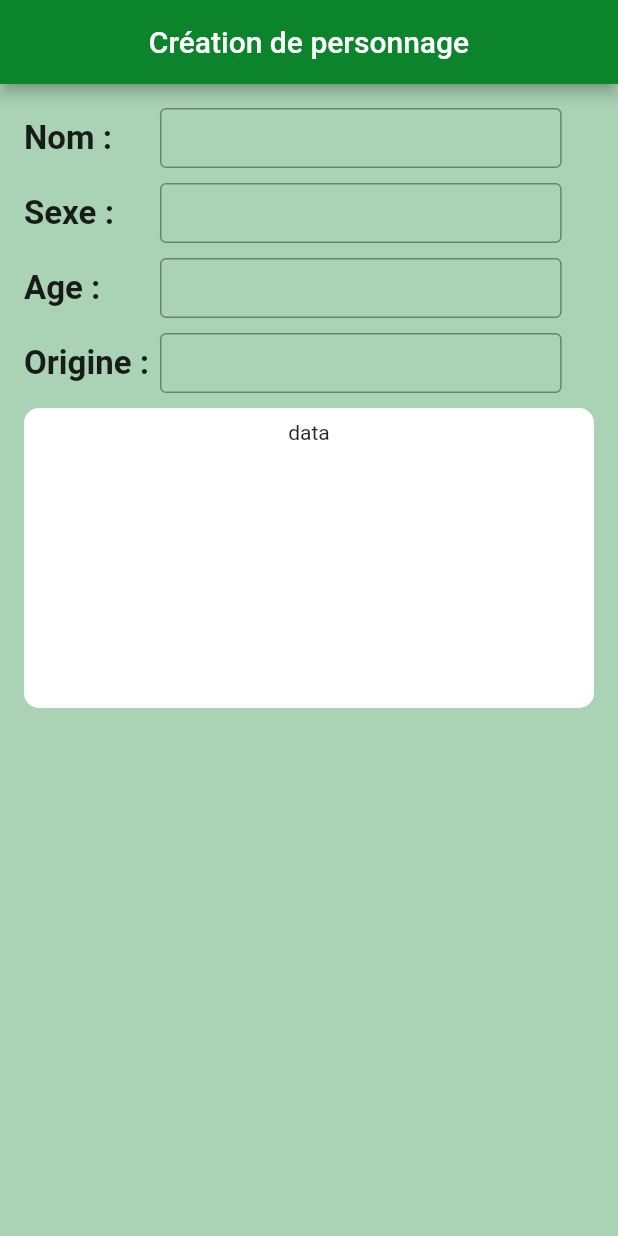
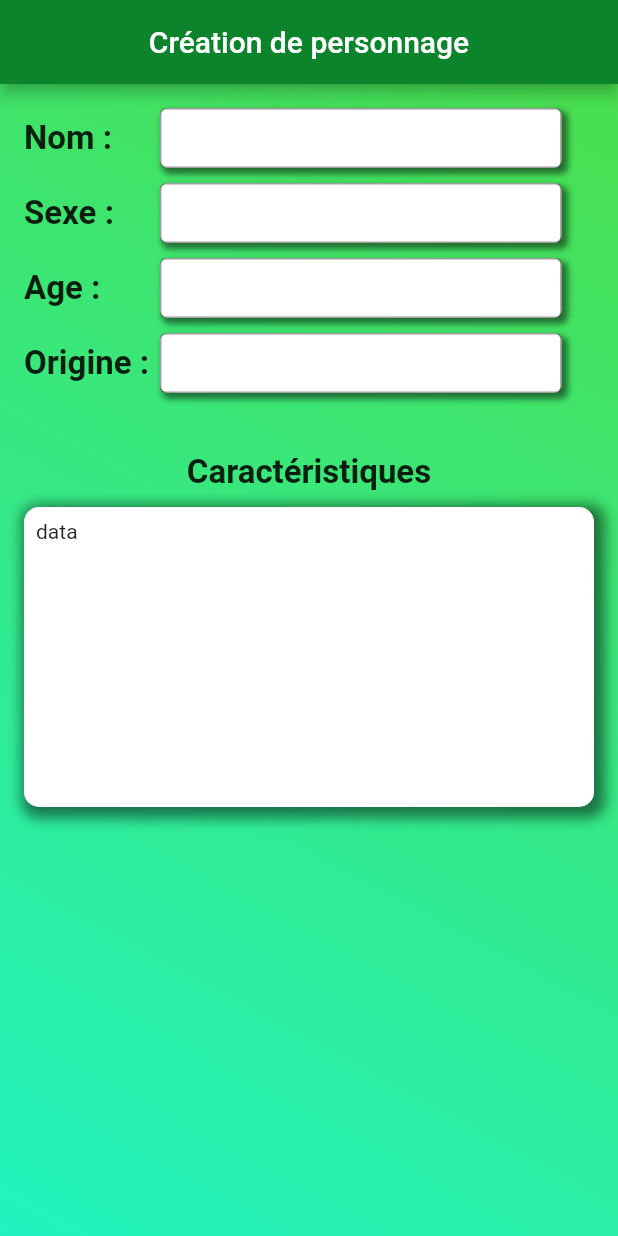
Before and after one commit to ThomasFabrePro/caracapp, a Flutter app: the screen it shows after launch, on a phone screen of 412 x 824 dp. Run offline on Flutter 3.47's test engine with Material 2 defaults, Android fonts, the phone set to English and light mode, and no system bars; our stand-ins replace floor, sqflite; accounts and stored records are empty; generated files the repository leaves out were written again; statements that could not run were skipped.

Commit message:
front + db

```diff
--- a/lib/main.dart
+++ b/lib/main.dart
@@ -1,50 +1,50 @@
+import 'dart:math';
+
 import 'package:caracapp/database/database.dart';
+import 'package:caracapp/database/db_helper.dart';
 import 'package:caracapp/models/character_model.dart';
 import 'package:caracapp/screens/add_character_page.dart';
 import 'package:caracapp/screens/my_character_page.dart';
-import 'package:caracapp/utils/assets.dart';
 import 'package:caracapp/utils/color_theme.dart';
 import 'package:caracapp/utils/data_access_object/character_dao.dart';
-import 'package:caracapp/widgets/app_bar.dart';
-import 'package:caracapp/widgets/character_picture.dart';
 import 'package:flutter/material.dart';
-import 'package:flutter/services.dart';
 
 // void main() {
 //   runApp(const MyApp());
 // }
+
 Future<void> main() async {
   WidgetsFlutterBinding.ensureInitialized();
-  final database =
-      await $FloorAppDatabase.databaseBuilder('app_database.db').build();
+  await DbHelper().constructor();
+  final AppDatabase database = DbHelper.database;
 
   final characterDao = database.characterDao;
   Character character;
   List<Character> list = await characterDao.findAllCharacters();
-  if (list.isEmpty) {
-    // character = Character(1, 'Personnage', MyImages().imagePath[image.ninja2]!);
-    // await characterDao.insertCharacter(character);
-    runApp(MyApp(
-      character:
-          Character(1, 'Personnage', MyImages().imagePath[image.ninja2]!),
-      characterDao: characterDao,
-      addCharacter: true,
-    ));
-  } else {
-    character = list[0];
-    runApp(MyApp(
-      character: character,
-      characterDao: characterDao,
-      addCharacter: false,
-    ));
-  }
+  int fakeId = Random().nextInt(10000000);
+  // if (list.isEmpty) {
+  character = Character(id: fakeId);
+  await characterDao.insertCharacter(character);
+  runApp(MyApp(
+    character: character,
+    characterDao: characterDao,
+    addCharacter: true,
+  ));
+  // } else {
+  //   character = list[0];
+  //   runApp(MyApp(
+  //     character: character,
+  //     characterDao: characterDao,
+  //     addCharacter: false,
+  //   ));
+  // }
 }
 
 class MyApp extends StatelessWidget {
-  Character character;
-  CharacterDao characterDao;
-  bool addCharacter;
-  MyApp(
+  final Character character;
+  final CharacterDao characterDao;
+  final bool addCharacter;
+  const MyApp(
       {super.key,
       required this.character,
       required this.characterDao,
@@ -58,7 +58,10 @@ class MyApp extends StatelessWidget {
         primarySwatch: MyColorTheme.colorCustom,
       ),
       home: addCharacter
-          ? AddCharacterPage(characterDao: characterDao)
+          ? AddCharacterPage(
+              character: character,
+              characterDao: characterDao,
+            )
           : MyCharacterPage(
               title: 'Carac App Home Page',
               character: character,
--- a/lib/screens/add_character_page.dart
+++ b/lib/screens/add_character_page.dart
@@ -1,3 +1,5 @@
+import 'package:caracapp/models/character_model.dart';
+import 'package:caracapp/utils/assets.dart';
 import 'package:caracapp/utils/color_theme.dart';
 import 'package:caracapp/utils/data_access_object/character_dao.dart';
 import 'package:caracapp/widgets/caracteristics_upgrade.dart';
@@ -5,34 +7,56 @@ import 'package:caracapp/widgets/my_text_field.dart';
 import 'package:flutter/material.dart';
 
 class AddCharacterPage extends StatefulWidget {
+  final Character character;
   final CharacterDao characterDao;
-  const AddCharacterPage({super.key, required this.characterDao});
+  const AddCharacterPage(
+      {super.key, required this.characterDao, required this.character});
 
   @override
   State<AddCharacterPage> createState() => _AddCharacterPageState();
 }
 
 class _AddCharacterPageState extends State<AddCharacterPage> {
+  double textFieldWidthPercent = 0.65;
+
   @override
   Widget build(BuildContext context) {
     double width = MediaQuery.of(context).size.width;
     double height = MediaQuery.of(context).size.height;
     return SafeArea(
       child: Scaffold(
-        appBar: AppBar(title: Center(child: Text("Création de personnage"))),
+        appBar: AppBar(
+          title: const Center(child: Text("Création de personnage")),
+        ),
         body: Container(
           height: height,
           width: width,
-          color: const Color.fromARGB(85, 11, 132, 43),
+          decoration: const BoxDecoration(
+            gradient: LinearGradient(
+              begin: Alignment.topRight,
+              end: Alignment.bottomLeft,
+              colors: [
+                Color.fromARGB(255, 73, 223, 78),
+                Color.fromARGB(255, 33, 243, 191),
+              ],
+            ),
+          ),
           child: Padding(
             padding: const EdgeInsets.all(16.0),
-            child: Column(
+            child: SingleChildScrollView(
+                child: Column(
               children: <Widget>[
                 MyTextField(
                   title: "Nom :",
                   hint: "",
-                  onChanged: () {},
-                  textFieldWidthPercent: 0.65,
+                  onChanged: (value) async {
+                    if (value != "" && mounted) {
+                      setState(() async {
+                        await widget.character.setName(value);
+                      });
+                    }
+                  },
+                  textFieldWidthPercent: textFieldWidthPercent,
                 ),
                 const SizedBox(
                   height: 10,
@@ -41,7 +65,7 @@ class _AddCharacterPageState extends State<AddCharacterPage> {
                   title: "Sexe :",
                   hint: "",
                   onChanged: () {},
-                  textFieldWidthPercent: 0.65,
+                  textFieldWidthPercent: textFieldWidthPercent,
                 ),
                 const SizedBox(
                   height: 10,
@@ -50,7 +74,7 @@ class _AddCharacterPageState extends State<AddCharacterPage> {
                   title: "Age :",
                   hint: "",
                   onChanged: () {},
-                  textFieldWidthPercent: 0.65,
+                  textFieldWidthPercent: textFieldWidthPercent,
                 ),
                 const SizedBox(
                   height: 10,
@@ -59,14 +83,22 @@ class _AddCharacterPageState extends State<AddCharacterPage> {
                   title: "Origine :",
                   hint: "",
                   onChanged: () {},
-                  textFieldWidthPercent: 0.65,
+                  textFieldWidthPercent: textFieldWidthPercent,
                 ),
+                const SizedBox(
+                  height: 40,
+                ),
+                const Text("Caractéristiques",
+                    style: TextStyle(
+                      fontSize: 22,
+                      fontWeight: FontWeight.bold,
+                    )),
                 const SizedBox(
                   height: 10,
                 ),
-                CaracteristicsUpgrade(),
+                CaracteristicsUpgrade(character: widget.character),
               ],
-            ),
+            )),
           ),
         ),
       ),
--- a/lib/utils/assets.dart
+++ b/lib/utils/assets.dart
@@ -1,3 +1,5 @@
+import 'package:flutter/material.dart';
+
 class MyImages {
   Map<image, String> imagePath = {
     image.ninja1: "assets/ninja_images/ninja_1.jpg",
@@ -17,3 +19,19 @@ enum image {
   ninja5,
   ninja6,
 }
+
+class MyDecoration {
+  static BoxShadow boxShadow = BoxShadow(
+    color: const Color.fromARGB(110, 0, 0, 0).withOpacity(0.5),
+    spreadRadius: 4,
+    blurRadius: 7,
+    offset: const Offset(3, 3), // changes position of shadow
+  );
+  static BoxShadow textFieldBoxShadow = BoxShadow(
+    color: const Color.fromARGB(110, 0, 0, 0).withOpacity(0.5),
+    spreadRadius: 1.0,
+    blurRadius: 3,
+    offset: const Offset(3, 3), // changes position of shadow
+  );
+  static Color green = Colors.green;
+}
--- a/lib/widgets/caracteristics_upgrade.dart
+++ b/lib/widgets/caracteristics_upgrade.dart
@@ -1,7 +1,10 @@
+import 'package:caracapp/models/character_model.dart';
+import 'package:caracapp/utils/assets.dart';
 import 'package:flutter/material.dart';
 
 class CaracteristicsUpgrade extends StatefulWidget {
-  const CaracteristicsUpgrade({super.key});
+  final Character character;
+  const CaracteristicsUpgrade({super.key, required this.character});
 
   @override
   State<CaracteristicsUpgrade> createState() => _CaracteristicsUpgradeState();
@@ -18,11 +21,13 @@ class _CaracteristicsUpgradeState extends State<CaracteristicsUpgrade> {
       decoration: BoxDecoration(
         color: Colors.white,
         borderRadius: BorderRadius.circular(10),
+        boxShadow: [MyDecoration.boxShadow],
       ),
       child: Padding(
-          padding: EdgeInsets.all(8.0),
+          padding: const EdgeInsets.all(8.0),
           child: Column(
-            children: [Text("data")],
+            crossAxisAlignment: CrossAxisAlignment.start,
+            children: <Widget>[Text("data")],
           )),
     );
   }
--- a/lib/widgets/my_text_field.dart
+++ b/lib/widgets/my_text_field.dart
@@ -1,3 +1,4 @@
+import 'package:caracapp/utils/assets.dart';
 import 'package:flutter/material.dart';
 
 class MyTextField extends StatefulWidget {
@@ -6,10 +7,12 @@ class MyTextField extends StatefulWidget {
   final double titleFieldWidthPercent;
   final double textFieldWidthPercent;
   final Function onChanged;
+  final Color? fontColor;
   const MyTextField(
       {super.key,
       this.titleFieldWidthPercent = 0.22,
       this.textFieldWidthPercent = 0.42,
+      this.fontColor,
       required this.title,
       required this.hint,
       required this.onChanged});
@@ -28,13 +31,23 @@ class _MyTextFieldState extends State<MyTextField> {
         SizedBox(
             width: width * widget.titleFieldWidthPercent,
             child: Text(widget.title,
-                style: const TextStyle(
+                style: TextStyle(
                   fontSize: 22,
                   fontWeight: FontWeight.bold,
+                  color: widget.fontColor,
                 ))),
         SizedBox(
           width: width * widget.textFieldWidthPercent,
           height: 40,
+          child: Container(
+            // color: Colors.white,
+            decoration: BoxDecoration(
+              color: Colors.white,
+              borderRadius: BorderRadius.circular(5),
+              boxShadow: [
+                MyDecoration.textFieldBoxShadow,
+              ],
+            ),
             child: TextField(
               style: const TextStyle(
                 fontSize: 18,
@@ -51,6 +64,7 @@ class _MyTextFieldState extends State<MyTextField> {
               },
             ),
           ),
+        ),
       ],
     );
   }
```
Also changed, not shown: lib/database/db_helper.dart (added, +13 -0 lines), lib/models/character_model.Dart (+31 -3 lines), lib/utils/color_theme.dart (+0 -12 lines), lib/widgets/app_bar.dart (+11 -1 lines), lib/database/database.g.dart. Lines whose indentation alone changed are shown as unchanged.
